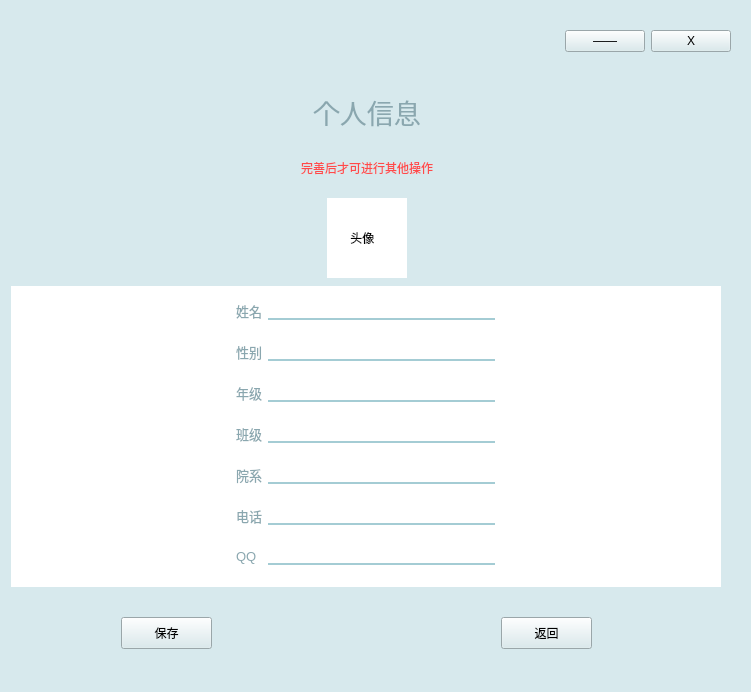
Above: Mutual_Evaluation-Client/student/stu_info.ui from yypEudora/MutualEvaluation before the change. Below: the same form after it.
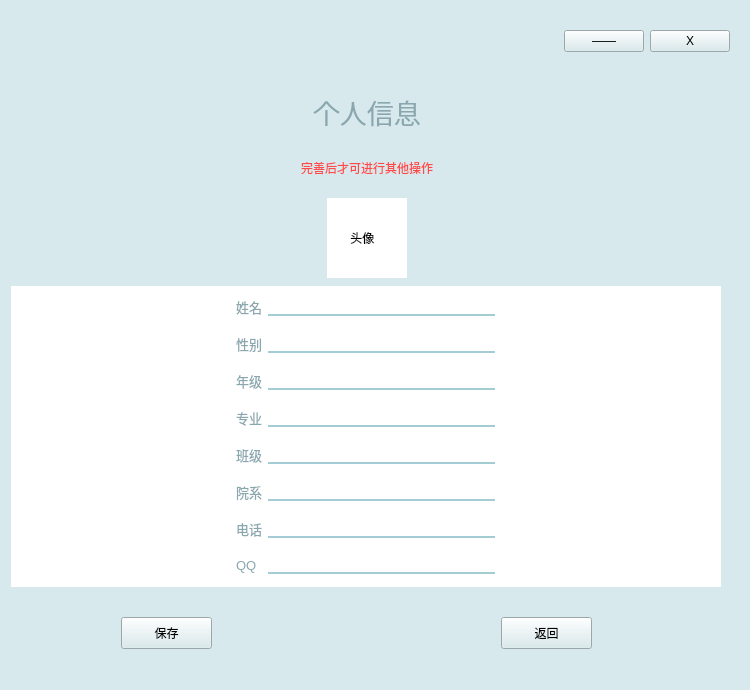
That is the form after the change.

Diff of the .ui file:
```diff
--- a/Mutual_Evaluation-Client/student/stu_info.ui
+++ b/Mutual_Evaluation-Client/student/stu_info.ui
@@ -6,8 +6,8 @@
    <rect>
     <x>0</x>
     <y>0</y>
-    <width>751</width>
-    <height>692</height>
+    <width>750</width>
+    <height>690</height>
    </rect>
   </property>
   <property name="windowTitle">
@@ -72,7 +72,7 @@
       </property>
       <layout class="QGridLayout" name="gridLayout_2">
        <item row="1" column="1">
-        <widget class="QLabel" name="hint_label">
+        <widget class="QLabel" name="stu_warning_label">
          <property name="minimumSize">
           <size>
            <width>0</width>
@@ -204,80 +204,15 @@
 color: rgb(138, 167, 175);</string>
       </property>
       <layout class="QGridLayout" name="gridLayout">
-       <item row="6" column="2">
-        <widget class="QLineEdit" name="stu_qq_tx">
-         <property name="styleSheet">
-          <string notr="true">background:transparent;
-border-color:#a4ccd4;
-border-style:solid;
-border-top-width:0px;
-border-right-width:0px;
-border-bottom-width:2px;
-border-left-width:0px;</string>
+       <item row="0" column="1">
+        <widget class="QLabel" name="stu_name">
+         <property name="font">
+          <font>
+           <pointsize>10</pointsize>
+          </font>
          </property>
-        </widget>
-       </item>
-       <item row="1" column="2">
-        <widget class="QLineEdit" name="stu_sex_tx">
-         <property name="minimumSize">
-          <size>
-           <width>90</width>
-           <height>0</height>
-          </size>
-         </property>
-         <property name="styleSheet">
-          <string notr="true">background:transparent;
-border-color:#a4ccd4;
-border-style:solid;
-border-top-width:0px;
-border-right-width:0px;
-border-bottom-width:2px;
-border-left-width:0px;</string>
-         </property>
-        </widget>
-       </item>
-       <item row="5" column="2">
-        <widget class="QLineEdit" name="stu_tell_tx">
-         <property name="styleSheet">
-          <string notr="true">background:transparent;
-border-color:#a4ccd4;
-border-style:solid;
-border-top-width:0px;
-border-right-width:0px;
-border-bottom-width:2px;
-border-left-width:0px;</string>
-         </property>
-        </widget>
-       </item>
-       <item row="4" column="2">
-        <widget class="QLineEdit" name="stu_academy_tx">
-         <property name="styleSheet">
-          <string notr="true">background:transparent;
-border-color:#a4ccd4;
-border-style:solid;
-border-top-width:0px;
-border-right-width:0px;
-border-bottom-width:2px;
-border-left-width:0px;</string>
-         </property>
-        </widget>
-       </item>
-       <item row="0" column="2">
-        <widget class="QLineEdit" name="stu_name_tx">
-         <property name="minimumSize">
-          <size>
-           <width>110</width>
-           <height>0</height>
-          </size>
-         </property>
-         <property name="styleSheet">
-          <string notr="true">background:transparent;
-border-color:#a4ccd4;
-border-style:solid;
-border-top-width:0px;
-border-right-width:0px;
-border-bottom-width:2px;
-border-left-width:0px;</string>
+         <property name="text">
+          <string>姓名</string>
          </property>
         </widget>
        </item>
@@ -300,6 +235,19 @@
          </property>
         </widget>
        </item>
+       <item row="0" column="3">
+        <spacer name="horizontalSpacer_3">
+         <property name="orientation">
+          <enum>Qt::Horizontal</enum>
+         </property>
+         <property name="sizeHint" stdset="0">
+          <size>
+           <width>40</width>
+           <height>20</height>
+          </size>
+         </property>
+        </spacer>
+       </item>
        <item row="0" column="0">
         <spacer name="horizontalSpacer_2">
          <property name="orientation">
@@ -313,31 +261,19 @@
          </property>
         </spacer>
        </item>
-       <item row="1" column="1">
-        <widget class="QLabel" name="stu_sex">
+       <item row="2" column="1">
+        <widget class="QLabel" name="stu_gradeC">
          <property name="font">
           <font>
            <pointsize>10</pointsize>
           </font>
          </property>
          <property name="text">
-          <string>性别</string>
+          <string>年级</string>
          </property>
         </widget>
        </item>
-       <item row="4" column="1">
-        <widget class="QLabel" name="stu_dep">
-         <property name="font">
-          <font>
-           <pointsize>10</pointsize>
-          </font>
-         </property>
-         <property name="text">
-          <string>院系</string>
-         </property>
-        </widget>
-       </item>
-       <item row="5" column="1">
+       <item row="6" column="1">
         <widget class="QLabel" name="stu_phnum">
          <property name="font">
           <font>
@@ -349,7 +285,20 @@
          </property>
         </widget>
        </item>
-       <item row="3" column="2">
+       <item row="6" column="2">
+        <widget class="QLineEdit" name="stu_tell_tx">
+         <property name="styleSheet">
+          <string notr="true">background:transparent;
+border-color:#a4ccd4;
+border-style:solid;
+border-top-width:0px;
+border-right-width:0px;
+border-bottom-width:2px;
+border-left-width:0px;</string>
+         </property>
+        </widget>
+       </item>
+       <item row="4" column="2">
         <widget class="QLineEdit" name="stu_class_tx">
          <property name="styleSheet">
           <string notr="true">background:transparent;
@@ -362,7 +311,51 @@
          </property>
         </widget>
        </item>
-       <item row="3" column="1">
+       <item row="5" column="1">
+        <widget class="QLabel" name="stu_dep">
+         <property name="font">
+          <font>
+           <pointsize>10</pointsize>
+          </font>
+         </property>
+         <property name="text">
+          <string>院系</string>
+         </property>
+        </widget>
+       </item>
+       <item row="7" column="2">
+        <widget class="QLineEdit" name="stu_qq_tx">
+         <property name="styleSheet">
+          <string notr="true">background:transparent;
+border-color:#a4ccd4;
+border-style:solid;
+border-top-width:0px;
+border-right-width:0px;
+border-bottom-width:2px;
+border-left-width:0px;</string>
+         </property>
+        </widget>
+       </item>
+       <item row="1" column="2">
+        <widget class="QLineEdit" name="stu_sex_tx">
+         <property name="minimumSize">
+          <size>
+           <width>90</width>
+           <height>0</height>
+          </size>
+         </property>
+         <property name="styleSheet">
+          <string notr="true">background:transparent;
+border-color:#a4ccd4;
+border-style:solid;
+border-top-width:0px;
+border-right-width:0px;
+border-bottom-width:2px;
+border-left-width:0px;</string>
+         </property>
+        </widget>
+       </item>
+       <item row="4" column="1">
         <widget class="QLabel" name="stu_class">
          <property name="font">
           <font>
@@ -374,19 +367,39 @@
          </property>
         </widget>
        </item>
-       <item row="2" column="1">
-        <widget class="QLabel" name="stu_gradeC">
-         <property name="font">
-          <font>
-           <pointsize>10</pointsize>
-          </font>
+       <item row="5" column="2">
+        <widget class="QLineEdit" name="stu_academy_tx">
+         <property name="styleSheet">
+          <string notr="true">background:transparent;
+border-color:#a4ccd4;
+border-style:solid;
+border-top-width:0px;
+border-right-width:0px;
+border-bottom-width:2px;
+border-left-width:0px;</string>
          </property>
-         <property name="text">
-          <string>年级</string>
+        </widget>
+       </item>
+       <item row="0" column="2">
+        <widget class="QLineEdit" name="stu_name_tx">
+         <property name="minimumSize">
+          <size>
+           <width>110</width>
+           <height>0</height>
+          </size>
          </property>
+         <property name="styleSheet">
+          <string notr="true">background:transparent;
+border-color:#a4ccd4;
+border-style:solid;
+border-top-width:0px;
+border-right-width:0px;
+border-bottom-width:2px;
+border-left-width:0px;</string>
+         </property>
         </widget>
        </item>
-       <item row="6" column="1">
+       <item row="7" column="1">
         <widget class="QLabel" name="label">
          <property name="font">
           <font>
@@ -398,30 +411,42 @@
          </property>
         </widget>
        </item>
-       <item row="0" column="1">
-        <widget class="QLabel" name="stu_name">
+       <item row="1" column="1">
+        <widget class="QLabel" name="stu_sex">
          <property name="font">
           <font>
            <pointsize>10</pointsize>
           </font>
          </property>
          <property name="text">
-          <string>姓名</string>
+          <string>性别</string>
          </property>
         </widget>
        </item>
-       <item row="0" column="3">
-        <spacer name="horizontalSpacer_3">
-         <property name="orientation">
-          <enum>Qt::Horizontal</enum>
+       <item row="3" column="1">
+        <widget class="QLabel" name="stu_major">
+         <property name="font">
+          <font>
+           <pointsize>10</pointsize>
+          </font>
          </property>
-         <property name="sizeHint" stdset="0">
-          <size>
-           <width>40</width>
-           <height>20</height>
-          </size>
+         <property name="text">
+          <string>专业</string>
          </property>
-        </spacer>
+        </widget>
+       </item>
+       <item row="3" column="2">
+        <widget class="QLineEdit" name="stu_major_tx">
+         <property name="styleSheet">
+          <string notr="true">background:transparent;
+border-color:#a4ccd4;
+border-style:solid;
+border-top-width:0px;
+border-right-width:0px;
+border-bottom-width:2px;
+border-left-width:0px;</string>
+         </property>
+        </widget>
        </item>
       </layout>
      </widget>
```
